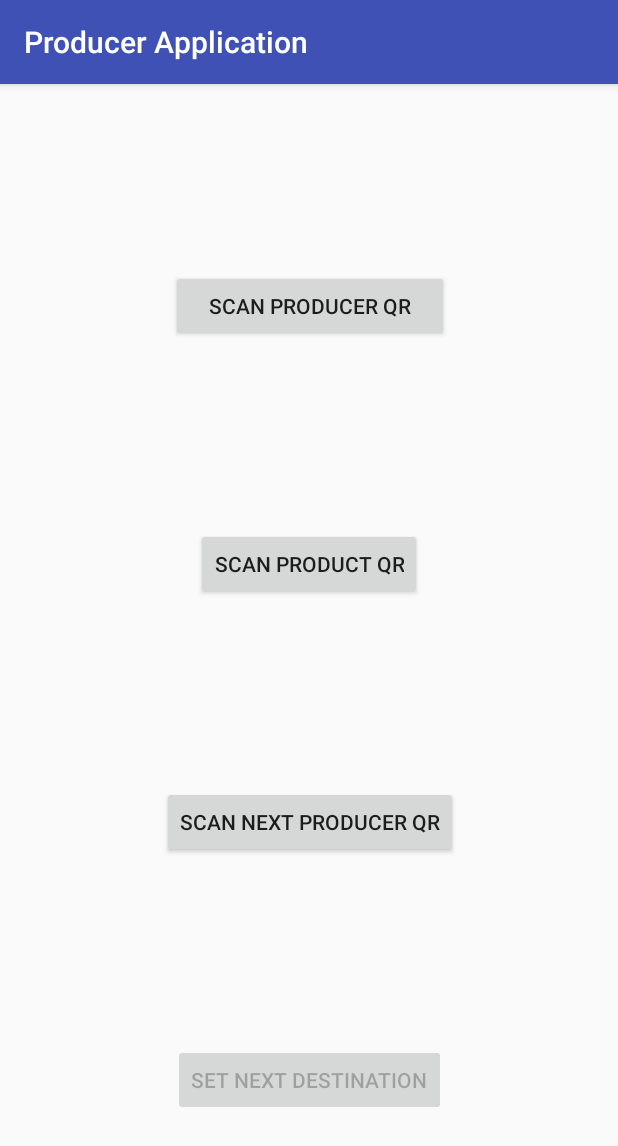
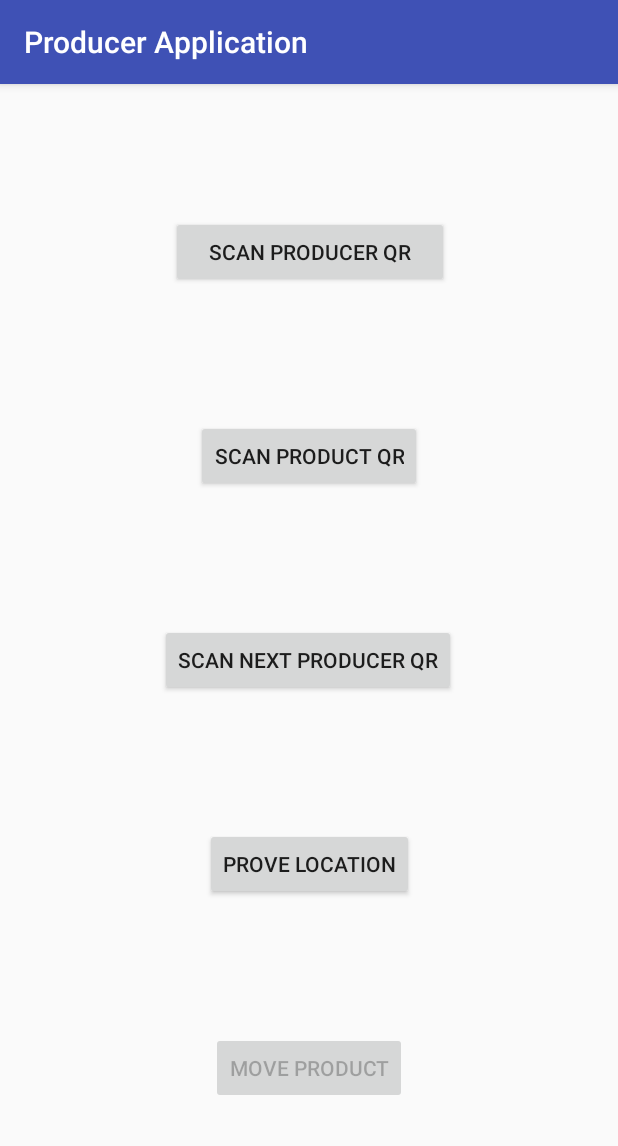
Before and after one commit to SwinburneBlockchain/ProducerApp, an Android app: the screen it shows after launch (ScanActivity), after a tap on "SCAN QR CODE", on a phone screen of 412 x 824 dp. Shown: the top 1146 px of the screen. Run offline under Robolectric (Android 15) with nearby library versions, the phone set to English and light mode, and no system bars.

Commit message:
ABLE TO RECIEVE PROOF OF LOCATION

```diff
--- a/app/build.gradle
+++ b/app/build.gradle
@@ -24,12 +24,12 @@ android {
 
 dependencies {
     compile fileTree(include: ['*.jar'], dir: 'libs')
-    compile 'org.apache.commons:commons-lang3:3.5'
     androidTestCompile('com.android.support.test.espresso:espresso-core:2.2.2', {
         exclude group: 'com.android.support', module: 'support-annotations'
     })
+    compile files('libs/opencsv-4.0.jar')
+    compile 'org.apache.commons:commons-lang3:3.5'
     compile 'com.android.support:appcompat-v7:25.3.1'
     compile 'com.android.support.constraint:constraint-layout:1.0.2'
     testCompile 'junit:junit:4.12'
-    compile files('libs/opencsv-4.0.jar')
 }
--- /dev/null
+++ b/app/src/main/java/com/swinblockchain/producerapp/App.java
@@ -0,0 +1,29 @@
+package com.swinblockchain.producerapp;
+
+import android.app.Application;
+import android.content.Context;
+
+/**
+ * Created by John on 3/10/2017.
+ */
+
+public class App extends Application{
+
+
+        private static Application sApplication;
+
+        public static Application getApplication() {
+            return sApplication;
+        }
+
+        public static Context getContext() {
+            return getApplication().getApplicationContext();
+        }
+
+        @Override
+        public void onCreate() {
+            super.onCreate();
+            sApplication = this;
+
+    }
+}
--- a/app/src/main/java/com/swinblockchain/producerapp/GenQR/DisplayQRCodeActivity.java
+++ b/app/src/main/java/com/swinblockchain/producerapp/GenQR/DisplayQRCodeActivity.java
@@ -109,9 +109,6 @@ public class DisplayQRCodeActivity extends AppCompatActivity {
                     1);
 
 
-
-
-
             //MediaStore.Images.Media.insertImage(getContentResolver(), qrBit, "testtitle", "testDesc");
 
             // MY_PERMISSIONS_REQUEST_READ_EXTERNAL_STORAGE is an
--- a/app/src/main/java/com/swinblockchain/producerapp/ScanQR/ScanActivity.java
+++ b/app/src/main/java/com/swinblockchain/producerapp/ScanQR/ScanActivity.java
@@ -12,6 +12,7 @@ import com.swinblockchain.producerapp.MainActivity;
 import com.eclipsesource.json.Json;
 import com.eclipsesource.json.JsonObject;
 import com.eclipsesource.json.JsonValue;
+import com.swinblockchain.producerapp.ProofOfLocation;
 import com.swinblockchain.producerapp.R;
 
 import java.io.Serializable;
@@ -106,6 +107,11 @@ public class ScanActivity extends AppCompatActivity {
         scan();
     }
 
+    public void proveLocation(View view) {
+        Intent i = new Intent(ScanActivity.this, ProofOfLocation.class);
+        startActivityForResult(i, 5);
+    }
+
     public void setNextDest(View view) {
         Intent i = new Intent(ScanActivity.this, LocationParameterActivity.class);
         for (Scan s : scanList) {
--- a/app/src/main/res/layout/activity_scan.xml
+++ b/app/src/main/res/layout/activity_scan.xml
@@ -4,7 +4,9 @@
     xmlns:tools="http://schemas.android.com/tools"
     android:layout_width="match_parent"
     android:layout_height="match_parent"
-    tools:context="com.swinblockchain.producerapp.ScanQR.ScanActivity">
+    tools:context="com.swinblockchain.producerapp.ScanQR.ScanActivity"
+    tools:layout_editor_absoluteY="81dp"
+    tools:layout_editor_absoluteX="0dp">
 
     <Button
         android:id="@+id/scanProducer"
@@ -12,12 +14,12 @@
         android:layout_height="48dp"
         android:onClick="scanProducer"
         android:text="Scan Producer QR"
+        app:layout_constraintBottom_toTopOf="@+id/scanProduct"
+        app:layout_constraintTop_toTopOf="parent"
+        app:layout_constraintVertical_bias="0.48"
         app:layout_constraintRight_toRightOf="parent"
         app:layout_constraintLeft_toLeftOf="parent"
-        app:layout_constraintBottom_toTopOf="@+id/scanProduct"
-        app:layout_constraintTop_toTopOf="parent"
-        app:layout_constraintHorizontal_bias="0.502"
-        app:layout_constraintVertical_bias="1.0" />
+        app:layout_constraintHorizontal_bias="0.502" />
 
     <Button
         android:id="@+id/scanProduct"
@@ -27,21 +29,20 @@
         android:text="Scan Product QR"
         app:layout_constraintRight_toRightOf="parent"
         app:layout_constraintLeft_toLeftOf="parent"
-        app:layout_constraintTop_toBottomOf="@+id/scanProducer"
-        app:layout_constraintBottom_toTopOf="@+id/scanNextProducer" />
+        app:layout_constraintBottom_toTopOf="@+id/scanNextProducer"
+        app:layout_constraintTop_toBottomOf="@+id/scanProducer" />
 
     <Button
         android:id="@+id/setNextDest"
         android:layout_width="wrap_content"
         android:layout_height="wrap_content"
         android:onClick="setNextDest"
-        android:text="Set Next destination"
+        android:text="Move Product"
+        app:layout_constraintBottom_toBottomOf="parent"
+        app:layout_constraintTop_toBottomOf="@+id/proveLocation"
+        app:layout_constraintVertical_bias="0.469"
         app:layout_constraintRight_toRightOf="parent"
-        app:layout_constraintLeft_toLeftOf="parent"
-        app:layout_constraintBottom_toBottomOf="parent"
-        app:layout_constraintTop_toBottomOf="@+id/scanProduct"
-        app:layout_constraintHorizontal_bias="0.502"
-        app:layout_constraintVertical_bias="0.788" />
+        app:layout_constraintLeft_toLeftOf="parent" />
 
     <Button
         android:id="@+id/scanNextProducer"
@@ -49,10 +50,21 @@
         android:layout_height="wrap_content"
         android:onClick="scanNextProducer"
         android:text="Scan Next Producer QR"
+        app:layout_constraintBottom_toTopOf="@+id/proveLocation"
+        app:layout_constraintTop_toBottomOf="@+id/scanProduct"
+        app:layout_constraintVertical_bias="1.0"
+        app:layout_constraintRight_toRightOf="parent"
+        app:layout_constraintLeft_toLeftOf="parent"
+        app:layout_constraintHorizontal_bias="0.497" />
+
+    <Button
+        android:id="@+id/proveLocation"
+        android:layout_width="wrap_content"
+        android:layout_height="wrap_content"
+        android:onClick="proveLocation"
+        android:text="Prove Location"
         app:layout_constraintBottom_toTopOf="@+id/setNextDest"
-        app:layout_constraintHorizontal_bias="0.502"
         app:layout_constraintLeft_toLeftOf="parent"
         app:layout_constraintRight_toRightOf="parent"
-        app:layout_constraintTop_toBottomOf="@+id/scanProduct"
-        app:layout_constraintVertical_bias="0.891" />
+        app:layout_constraintTop_toBottomOf="@+id/scanNextProducer" />
 </android.support.constraint.ConstraintLayout>
```
Also changed, not shown: app/src/main/AndroidManifest.xml (+6 -3 lines), app/src/main/java/com/swinblockchain/producerapp/BluetoothManager.java (added, +33 -0 lines), app/src/main/java/com/swinblockchain/producerapp/GenQR/QueryForQRActivity.java (+10 -0 lines), app/src/main/java/com/swinblockchain/producerapp/ProofOfLocation.java (added, +240 -0 lines), app/src/main/res/layout/activity_proof_of_location.xml (added, +46 -0 lines).
